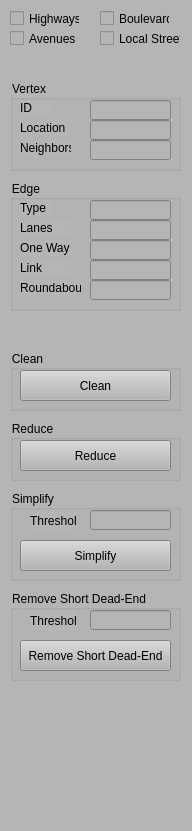
Qt form GSMViewer/ControlWidget.ui (gnishida/GSMViewer) before a commit.
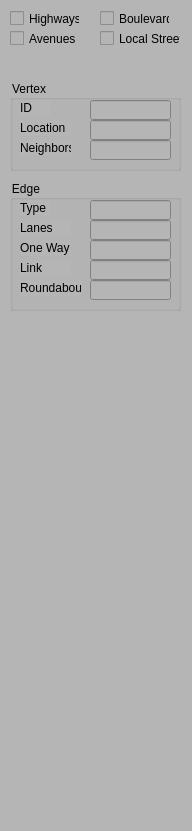
The same form after that commit.

Diff of the .ui file:
```diff
--- a/GSMViewer/ControlWidget.ui
+++ b/GSMViewer/ControlWidget.ui
@@ -148,133 +148,6 @@
      </property>
     </widget>
    </widget>
-   <widget class="QGroupBox" name="groupBox_2">
-    <property name="geometry">
-     <rect>
-      <x>10</x>
-      <y>490</y>
-      <width>171</width>
-      <height>91</height>
-     </rect>
-    </property>
-    <property name="title">
-     <string>Simplify</string>
-    </property>
-    <widget class="QLabel" name="label_4">
-     <property name="geometry">
-      <rect>
-       <x>20</x>
-       <y>20</y>
-       <width>46</width>
-       <height>21</height>
-      </rect>
-     </property>
-     <property name="text">
-      <string>Threshold</string>
-     </property>
-    </widget>
-    <widget class="QLineEdit" name="lineEditSimplifyThreshold">
-     <property name="geometry">
-      <rect>
-       <x>80</x>
-       <y>20</y>
-       <width>81</width>
-       <height>20</height>
-      </rect>
-     </property>
-    </widget>
-    <widget class="QPushButton" name="pushButtonSimplify">
-     <property name="geometry">
-      <rect>
-       <x>10</x>
-       <y>50</y>
-       <width>151</width>
-       <height>31</height>
-      </rect>
-     </property>
-     <property name="text">
-      <string>Simplify</string>
-     </property>
-    </widget>
-   </widget>
-   <widget class="QGroupBox" name="groupBox_3">
-    <property name="geometry">
-     <rect>
-      <x>10</x>
-      <y>590</y>
-      <width>171</width>
-      <height>91</height>
-     </rect>
-    </property>
-    <property name="title">
-     <string>Remove Short Dead-End</string>
-    </property>
-    <widget class="QPushButton" name="pushButtonRemoveShortDeadend">
-     <property name="geometry">
-      <rect>
-       <x>10</x>
-       <y>50</y>
-       <width>151</width>
-       <height>31</height>
-      </rect>
-     </property>
-     <property name="text">
-      <string>Remove Short Dead-End</string>
-     </property>
-    </widget>
-    <widget class="QLabel" name="label_5">
-     <property name="geometry">
-      <rect>
-       <x>20</x>
-       <y>20</y>
-       <width>46</width>
-       <height>21</height>
-      </rect>
-     </property>
-     <property name="text">
-      <string>Threshold</string>
-     </property>
-    </widget>
-    <widget class="QLineEdit" name="lineEditRemoveShortDeadendThreshold">
-     <property name="geometry">
-      <rect>
-       <x>80</x>
-       <y>20</y>
-       <width>81</width>
-       <height>20</height>
-      </rect>
-     </property>
-    </widget>
-   </widget>
-   <widget class="QGroupBox" name="groupBox_4">
-    <property name="geometry">
-     <rect>
-      <x>10</x>
-      <y>350</y>
-      <width>171</width>
-      <height>61</height>
-     </rect>
-    </property>
-    <property name="title">
-     <string>Clean</string>
-    </property>
-    <widget class="QPushButton" name="pushButtonClean">
-     <property name="geometry">
-      <rect>
-       <x>10</x>
-       <y>20</y>
-       <width>151</width>
-       <height>31</height>
-      </rect>
-     </property>
-     <property name="styleSheet">
-      <string notr="true"/>
-     </property>
-     <property name="text">
-      <string>Clean</string>
-     </property>
-    </widget>
-   </widget>
    <widget class="QGroupBox" name="groupBox_5">
     <property name="geometry">
      <rect>
@@ -357,32 +230,6 @@
      </property>
     </widget>
    </widget>
-   <widget class="QGroupBox" name="groupBox_6">
-    <property name="geometry">
-     <rect>
-      <x>10</x>
-      <y>420</y>
-      <width>171</width>
-      <height>61</height>
-     </rect>
-    </property>
-    <property name="title">
-     <string>Reduce</string>
-    </property>
-    <widget class="QPushButton" name="pushButtonReduce">
-     <property name="geometry">
-      <rect>
-       <x>10</x>
-       <y>20</y>
-       <width>151</width>
-       <height>31</height>
-      </rect>
-     </property>
-     <property name="text">
-      <string>Reduce</string>
-     </property>
-    </widget>
-   </widget>
    <widget class="QCheckBox" name="checkBoxShowHighway">
     <property name="geometry">
      <rect>
```
